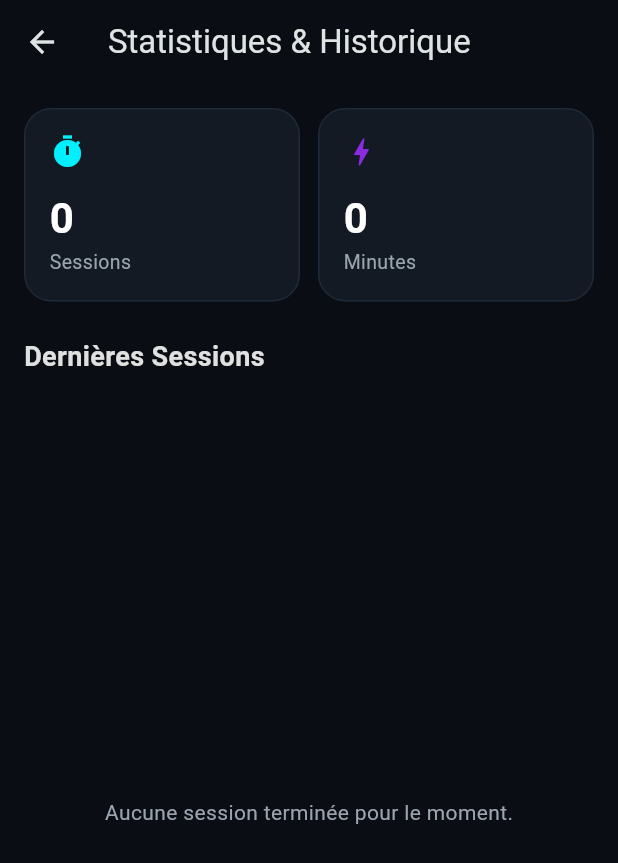
After one commit to AfifBen/trio, a Flutter app: the screen it shows after launch, after a tap on the "bar chart" icon, on a phone screen of 412 x 824 dp. The commit adds this screen. Shown: the top 863 px of the screen. Run offline on Flutter 3.47's test engine with Material 3 defaults, Android fonts, the phone set to English and light mode, and no system bars; our stand-ins replace shared_preferences, speech_to_text.

Commit message:
Add stats history and goal edit/reset

```diff
--- a/lib/models/trio_state.dart
+++ b/lib/models/trio_state.dart
@@ -3,25 +3,80 @@ import 'package:flutter/foundation.dart';
 import 'package:shared_preferences/shared_preferences.dart';
 import 'goal.dart';
 
+class FocusSession {
+  final String id;
+  final String goalId;
+  final String goalTitle;
+  final DateTime timestamp;
+  final int durationMinutes;
+  final String transcript;
+
+  FocusSession({
+    required this.id,
+    required this.goalId,
+    required this.goalTitle,
+    required this.timestamp,
+    this.durationMinutes = 25,
+    this.transcript = '',
+  });
+
+  Map<String, dynamic> toJson() => {
+        'id': id,
+        'goalId': goalId,
+        'goalTitle': goalTitle,
+        'timestamp': timestamp.toIso8601String(),
+        'durationMinutes': durationMinutes,
+        'transcript': transcript,
+      };
+
+  factory FocusSession.fromJson(Map<String, dynamic> json) => FocusSession(
+        id: json['id'],
+        goalId: json['goalId'],
+        goalTitle: json['goalTitle'],
+        timestamp: DateTime.parse(json['timestamp']),
+        durationMinutes: json['durationMinutes'] ?? 25,
+        transcript: json['transcript'] ?? '',
+      );
+}
+
 class TrioState extends ChangeNotifier {
   static const _goalsKey = 'trio_goals';
+  static const _sessionsKey = 'trio_sessions';
 
   List<Goal> _goals = [];
+  List<FocusSession> _sessions = [];
   bool _loaded = false;
 
   List<Goal> get goals => _goals;
+  List<FocusSession> get sessions => _sessions;
   bool get loaded => _loaded;
+
+  // Statistiques calculées
+  int get totalMinutes => _sessions.fold(0, (sum, s) => sum + s.durationMinutes);
+  int get sessionsToday => _sessions.where((s) =>
+    s.timestamp.year == DateTime.now().year &&
+    s.timestamp.month == DateTime.now().month &&
+    s.timestamp.day == DateTime.now().day
+  ).length;
 
   Future<void> load() async {
     if (_loaded) return;
     final prefs = await SharedPreferences.getInstance();
-    final raw = prefs.getString(_goalsKey);
-    if (raw != null) {
-      final decoded = jsonDecode(raw) as List<dynamic>;
-      _goals = decoded
-          .map((item) => Goal.fromJson(item as Map<String, dynamic>))
-          .toList();
+
+    // Load Goals
+    final rawGoals = prefs.getString(_goalsKey);
+    if (rawGoals != null) {
+      final decoded = jsonDecode(rawGoals) as List<dynamic>;
+      _goals = decoded.map((item) => Goal.fromJson(item)).toList();
     }
+
+    // Load Sessions
+    final rawSessions = prefs.getString(_sessionsKey);
+    if (rawSessions != null) {
+      final decoded = jsonDecode(rawSessions) as List<dynamic>;
+      _sessions = decoded.map((item) => FocusSession.fromJson(item)).toList();
+    }
+
     _loaded = true;
     notifyListeners();
   }
@@ -35,22 +90,57 @@ class TrioState extends ChangeNotifier {
         sessionsTotal: 4,
       );
     });
-    await _persist();
+    await _persistGoals();
   }
 
-  Future<void> incrementSession(String goalId) async {
-    _goals = _goals.map((goal) {
-      if (goal.id != goalId) return goal;
-      final nextCount = goal.sessionsDone + 1;
-      return goal.copyWith(sessionsDone: nextCount);
+  Future<void> updateGoalTitle(String goalId, String newTitle) async {
+    _goals = _goals.map((g) {
+      if (g.id != goalId) return g;
+      return g.copyWith(title: newTitle);
     }).toList();
-    await _persist();
+    await _persistGoals();
   }
 
-  Future<void> _persist() async {
+  Future<void> resetGoal(String goalId) async {
+    _goals = _goals.map((g) {
+      if (g.id != goalId) return g;
+      return g.copyWith(title: '', sessionsDone: 0);
+    }).toList();
+    await _persistGoals();
+  }
+
+  Future<void> addSession(String goalId, String transcript) async {
+    final goal = _goals.firstWhere((g) => g.id == goalId);
+
+    // 1. Ajouter la session à l'historique
+    final newSession = FocusSession(
+      id: DateTime.now().millisecondsSinceEpoch.toString(),
+      goalId: goalId,
+      goalTitle: goal.title,
+      timestamp: DateTime.now(),
+      transcript: transcript,
+    );
+    _sessions.add(newSession);
+
+    // 2. Incrémenter le but
+    _goals = _goals.map((g) {
+      if (g.id != goalId) return g;
+      return g.copyWith(sessionsDone: g.sessionsDone + 1);
+    }).toList();
+
+    await _persistGoals();
+    await _persistSessions();
+  }
+
+  Future<void> _persistGoals() async {
     final prefs = await SharedPreferences.getInstance();
-    final raw = jsonEncode(_goals.map((g) => g.toJson()).toList());
-    await prefs.setString(_goalsKey, raw);
+    await prefs.setString(_goalsKey, jsonEncode(_goals.map((g) => g.toJson()).toList()));
+    notifyListeners();
+  }
+
+  Future<void> _persistSessions() async {
+    final prefs = await SharedPreferences.getInstance();
+    await prefs.setString(_sessionsKey, jsonEncode(_sessions.map((s) => s.toJson()).toList()));
     notifyListeners();
   }
 }
--- /dev/null
+++ b/lib/screens/stats_screen.dart
@@ -0,0 +1,163 @@
+import 'package:flutter/material.dart';
+import 'package:provider/provider.dart';
+import '../models/trio_state.dart';
+
+class StatsScreen extends StatelessWidget {
+  const StatsScreen({super.key});
+
+  @override
+  Widget build(BuildContext context) {
+    return Consumer<TrioState>(
+      builder: (context, state, _) {
+        final sessions = state.sessions.reversed.toList();
+
+        return Scaffold(
+          backgroundColor: const Color(0xFF0A0E14),
+          appBar: AppBar(
+            backgroundColor: const Color(0xFF0A0E14),
+            elevation: 0,
+            title: const Text('Statistiques & Historique'),
+          ),
+          body: CustomScrollView(
+            slivers: [
+              // Section Résumé (Cartes)
+              SliverToBoxAdapter(
+                child: Padding(
+                  padding: const EdgeInsets.all(16),
+                  child: Row(
+                    children: [
+                      _buildStatCard(
+                        'Sessions',
+                        '${state.sessions.length}',
+                        Icons.timer,
+                        const Color(0xFF00F0FF),
+                      ),
+                      const SizedBox(width: 12),
+                      _buildStatCard(
+                        'Minutes',
+                        '${state.totalMinutes}',
+                        Icons.bolt,
+                        const Color(0xFF8A2BE2),
+                      ),
+                    ],
+                  ),
+                ),
+              ),
+
+              const SliverToBoxAdapter(
+                child: Padding(
+                  padding: EdgeInsets.symmetric(horizontal: 16, vertical: 8),
+                  child: Text(
+                    'Dernières Sessions',
+                    style: TextStyle(
+                      fontSize: 18,
+                      fontWeight: FontWeight.bold,
+                      color: Color(0xFFE0E0E0),
+                    ),
+                  ),
+                ),
+              ),
+
+              // Liste de l'historique
+              sessions.isEmpty
+                  ? const SliverFillRemaining(
+                      child: Center(
+                        child: Text(
+                          'Aucune session terminée pour le moment.',
+                          style: TextStyle(color: Color(0xFF9AA4AF)),
+                        ),
+                      ),
+                    )
+                  : SliverList(
+                      delegate: SliverChildBuilderDelegate(
+                        (context, index) {
+                          final session = sessions[index];
+                          return Container(
+                            margin: const EdgeInsets.symmetric(horizontal: 16, vertical: 6),
+                            padding: const EdgeInsets.all(16),
+                            decoration: BoxDecoration(
+                              color: const Color(0xFF131A24),
+                              borderRadius: BorderRadius.circular(16),
+                              border: Border.all(color: const Color(0xFF1E2A38)),
+                            ),
+                            child: Column(
+                              crossAxisAlignment: CrossAxisAlignment.start,
+                              children: [
+                                Row(
+                                  mainAxisAlignment: MainAxisAlignment.spaceBetween,
+                                  children: [
+                                    Expanded(
+                                      child: Text(
+                                        session.goalTitle,
+                                        style: const TextStyle(
+                                          fontWeight: FontWeight.bold,
+                                          color: Color(0xFFE0E0E0),
+                                        ),
+                                      ),
+                                    ),
+                                    Text(
+                                      '${session.timestamp.day}/${session.timestamp.month}',
+                                      style: const TextStyle(
+                                        color: Color(0xFF9AA4AF),
+                                        fontSize: 12,
+                                      ),
+                                    ),
+                                  ],
+                                ),
+                                if (session.transcript.isNotEmpty) ...[
+                                  const SizedBox(height: 8),
+                                  Text(
+                                    '“${session.transcript}”',
+                                    style: const TextStyle(
+                                      fontStyle: FontStyle.italic,
+                                      color: Color(0xFF00F0FF),
+                                      fontSize: 13,
+                                    ),
+                                  ),
+                                ],
+                              ],
+                            ),
+                          );
+                        },
+                        childCount: sessions.length,
+                      ),
+                    ),
+            ],
+          ),
+        );
+      },
+    );
+  }
+
+  Widget _buildStatCard(String label, String value, IconData icon, Color color) {
+    return Expanded(
+      child: Container(
+        padding: const EdgeInsets.all(16),
+        decoration: BoxDecoration(
+          color: const Color(0xFF131A24),
+          borderRadius: BorderRadius.circular(18),
+          border: Border.all(color: const Color(0xFF1E2A38)),
+        ),
+        child: Column(
+          crossAxisAlignment: CrossAxisAlignment.start,
+          children: [
+            Icon(icon, color: color, size: 24),
+            const SizedBox(height: 12),
+            Text(
+              value,
+              style: const TextStyle(
+                fontSize: 28,
+                fontWeight: FontWeight.bold,
+                color: Colors.white,
+              ),
+            ),
+            Text(
+              label,
+              style: const TextStyle(color: Color(0xFF9AA4AF), fontSize: 13),
+            ),
+          ],
+        ),
+      ),
+    );
+  }
+}
--- a/lib/widgets/goal_card.dart
+++ b/lib/widgets/goal_card.dart
@@ -4,8 +4,9 @@ import '../models/goal.dart';
 class GoalCard extends StatelessWidget {
   final Goal goal;
   final VoidCallback? onTap;
+  final VoidCallback? onLongPress;
 
-  const GoalCard({super.key, required this.goal, this.onTap});
+  const GoalCard({super.key, required this.goal, this.onTap, this.onLongPress});
 
   @override
   Widget build(BuildContext context) {
@@ -15,6 +16,7 @@ class GoalCard extends StatelessWidget {
 
     return InkWell(
       onTap: onTap,
+      onLongPress: onLongPress,
       borderRadius: BorderRadius.circular(16),
       child: Ink(
         decoration: BoxDecoration(
```
Also changed, not shown: lib/screens/dashboard_screen.dart (+69 -1 lines), lib/screens/reward_screen.dart (+5 -4 lines).
